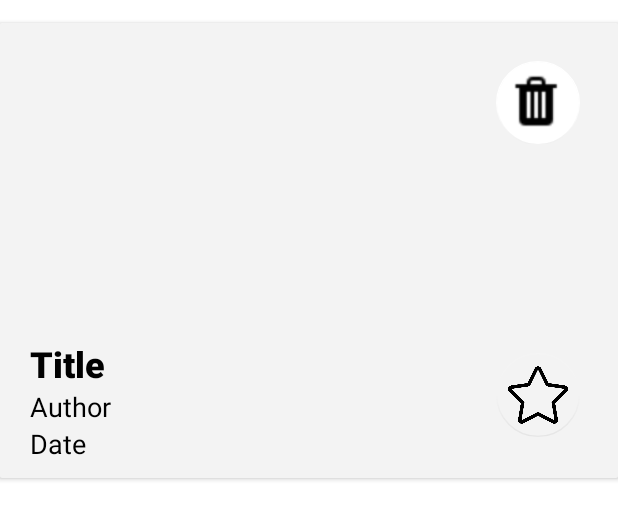
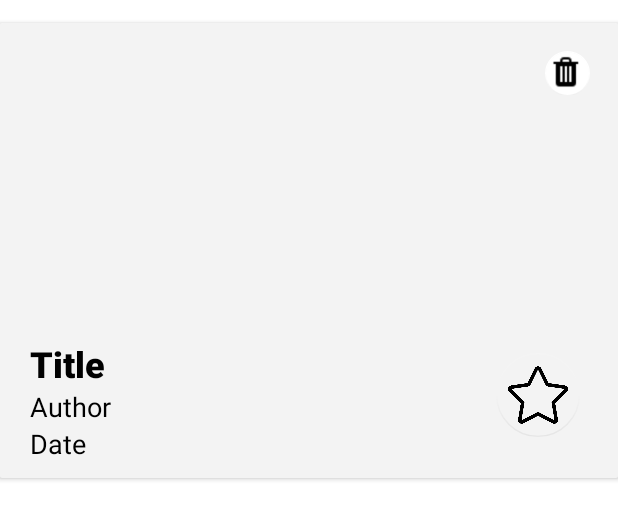
Before and after one commit to TerelCris/FoodStop, an Android app: the layout rv_layout.xml on its own in the app's theme, with its tools: preview values and no code run, on a phone screen of 412 x 824 dp. Shown: the top 520 px of the screen. Run offline under Robolectric (Android 15) with nearby library versions, the phone set to English and light mode, and no system bars.

Commit message:
Delete Button View

```diff
--- a/app/src/main/res/layout/rv_layout.xml
+++ b/app/src/main/res/layout/rv_layout.xml
@@ -28,16 +28,17 @@
 
             <com.google.android.material.floatingactionbutton.FloatingActionButton
                 android:id="@+id/fab_del"
-                android:layout_width="wrap_content"
-                android:layout_height="wrap_content"
-                android:layout_marginHorizontal="25dp"
-                android:layout_marginVertical="25dp"
+                android:layout_width="30dp"
+                android:layout_height="30dp"
+                android:layout_marginTop="10dp"
+                android:layout_marginRight="10dp"
                 android:clickable="true"
+                android:foregroundGravity="center_horizontal"
                 android:outlineProvider="none"
                 android:src="@drawable/del"
                 android:tint="@color/white"
                 app:backgroundTint="@android:color/white"
-                app:maxImageSize="40dp"
+                app:fabCustomSize="30dp"
                 app:layout_constraintTop_toTopOf="parent"
                 app:layout_constraintEnd_toEndOf="parent"
                 app:tint="@android:color/transparent"
```
